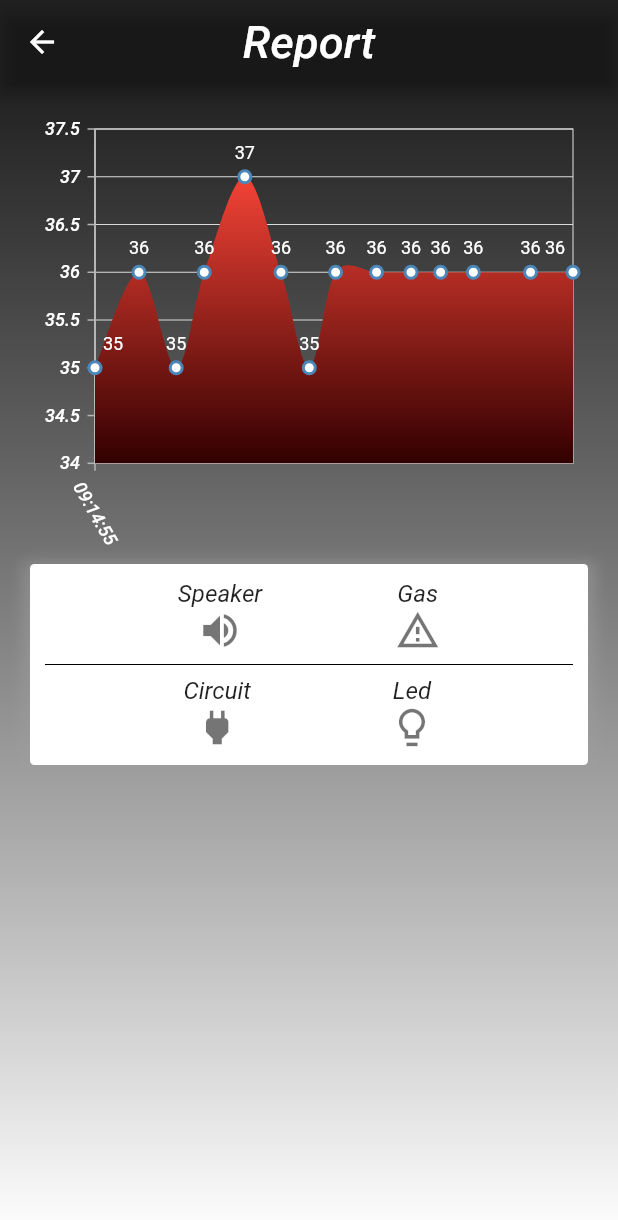
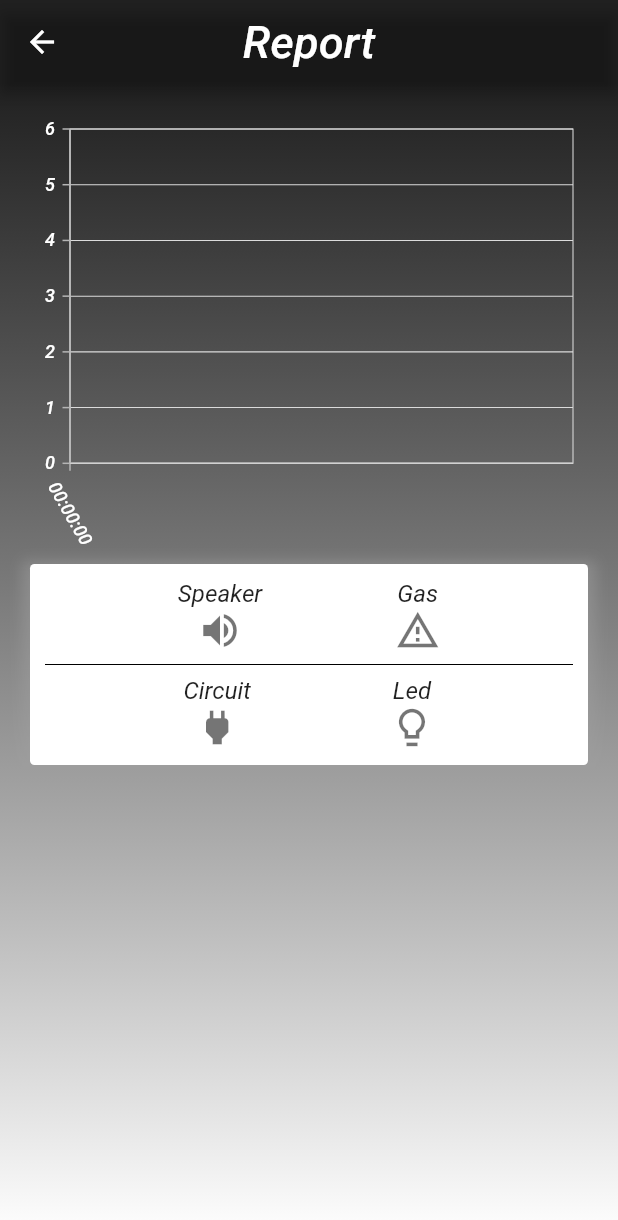
Before and after one commit to trunghieult1807/IOTsProject, a Flutter app: the Report screen opened by its route, on a phone screen of 412 x 824 dp. Shown: the top 1220 px of the screen. Run offline on Flutter 3.47's test engine with Material 2 defaults, Android fonts, the light colour scheme and no system bars; our stand-ins replace after_layout, animated_bottom_navigation_bar, cloud_firestore, firebase_auth, firebase_core, shared_preferences and 3 more; missing offline and left inert: charcode, loading_animations, mqtt_client; accounts and stored records are empty.

Commit message:
update chart state

```diff
--- a/fire_alarm_system/lib/ui/report/widgets/chart.dart
+++ b/fire_alarm_system/lib/ui/report/widgets/chart.dart
@@ -2,7 +2,6 @@ import 'dart:async';
 import 'package:flutter/material.dart';
 import 'package:syncfusion_flutter_charts/charts.dart';
 import 'package:intl/intl.dart';
-import 'package:shared_preferences/shared_preferences.dart';
 
 //IMPORT THESE FOR USING MQTT CLIENT
 import 'dart:convert';
@@ -52,15 +51,12 @@ class _ChartState extends State<Chart> {
         count += 1;
       }
     });
-
-    _incrementData();
   }
   /*END CALL BACK Function */
 
   _ChartState() : super() {
     temperatureClientStreamEvent =
         CONFIG.Config.tempSensorClient.updates.listen(_updateDataSource);
-    _loadData();
   }
 
   List<_ChartData> chartData = <_ChartData>[];
@@ -69,34 +65,6 @@ class _ChartState extends State<Chart> {
 
   // Storing some data:
   //Loading counter value on start
-  _loadData() async {
-    SharedPreferences prefs = await SharedPreferences.getInstance();
-    var initString =
-        "[[\"2021-05-10 09:14:55.429800\", 35], [\"2021-05-10 09:14:58.407250\", 36], [\"2021-05-10 09:15:00.925448\", 35], [\"2021-05-10 09:15:02.827349\", 36], [\"2021-05-10 09:15:05.570285\", 37], [\"2021-05-10 09:15:08.020876\", 36], [\"2021-05-10 09:15:09.936717\", 35], [\"2021-05-10 09:15:11.718249\", 36], [\"2021-05-10 09:15:14.489728\", 36], [\"2021-05-10 09:15:16.821363\", 36], [\"2021-05-10 09:15:18.824252\", 36], [\"2021-05-10 09:15:21.042974\", 36], [\"2021-05-10 09:15:24.912226\", 36], [\"2021-05-10 09:15:27.787085\", 36]]";
-
-    var dataString = jsonDecode((prefs.getString('tempData') ?? initString));
-    if (dataString.length == 0) {
-      dataString = jsonDecode(initString);
-    }
-    setState(() {
-      var data;
-      List<_ChartData> tempData = [];
-      for (data in dataString) {
-        tempData.add(new _ChartData(DateTime.parse(data[0]), data[1]));
-      }
-
-      chartData = tempData;
-    });
-  }
-
-  //Incrementing counter after click
-  _incrementData() async {
-    SharedPreferences prefs = await SharedPreferences.getInstance();
-
-    List<String> stringData = [for (var data in chartData) data.getString()];
-
-    prefs.setString('tempData', stringData.toString());
-  }
 
   @override
   Widget build(BuildContext context) {
```
